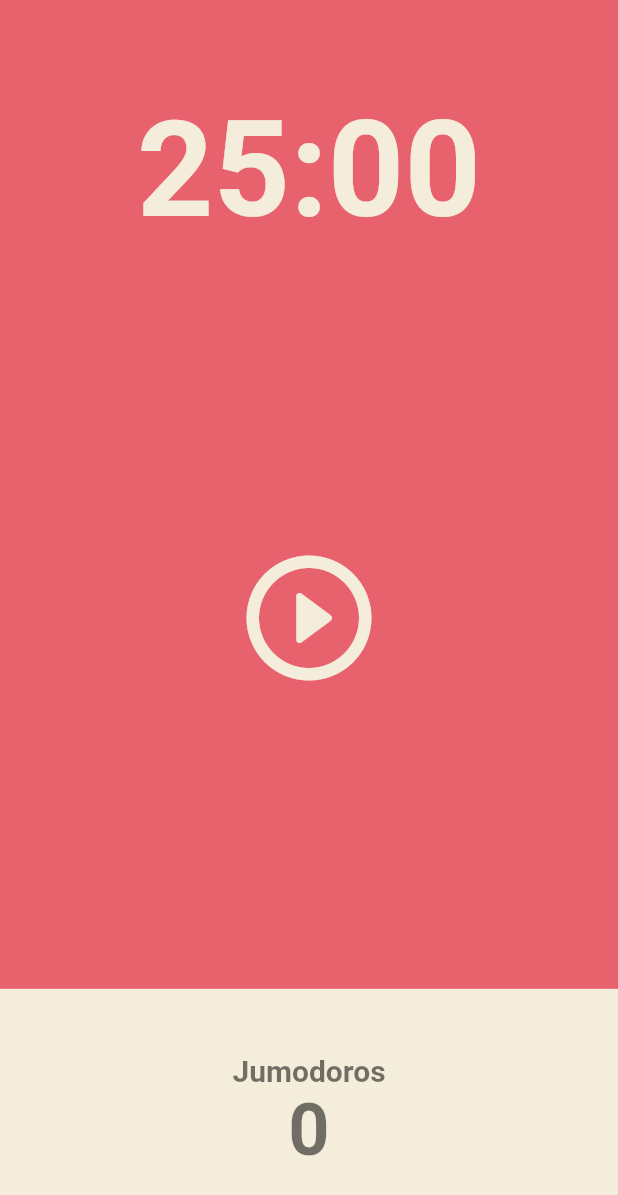
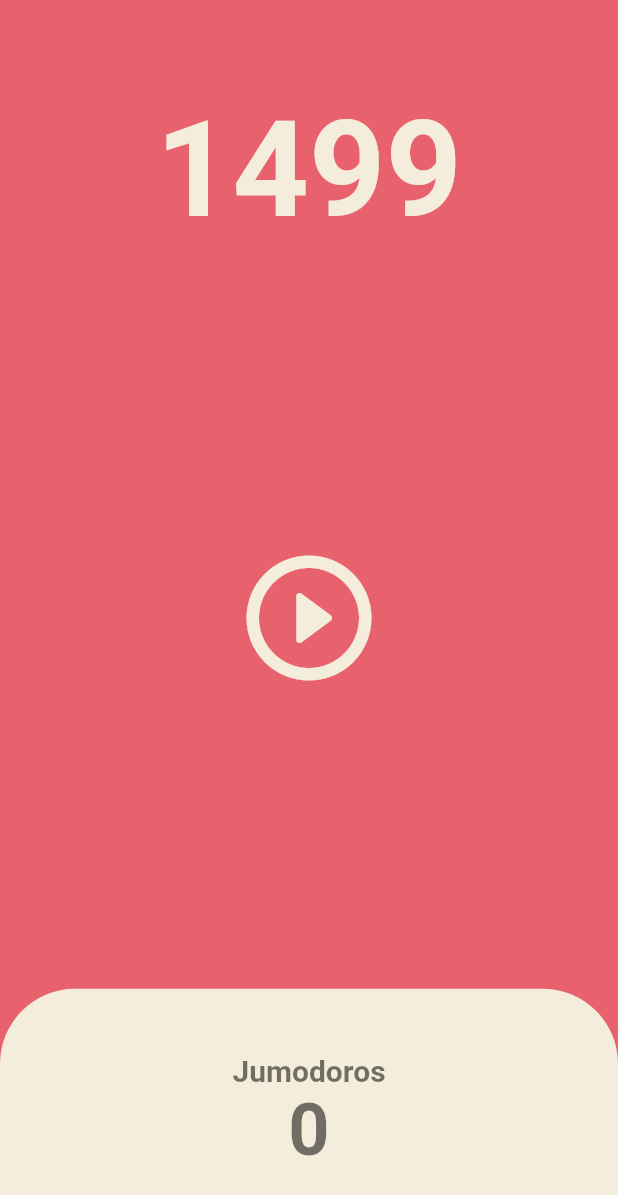
Before and after one commit to ezurno/flutter_state, a Flutter app: the screen it shows after launch, after a tap on the "play circle outline" icon, on a phone screen of 412 x 824 dp. Shown: the top 1195 px of the screen. Run offline on Flutter 3.47's test engine with Material 2 defaults, Android fonts, the phone set to English and light mode, and no system bars.

```diff
--- a/lib/screens/home_screen.dart
+++ b/lib/screens/home_screen.dart
@@ -1,3 +1,5 @@
+import 'dart:async';
+
 import 'package:flutter/material.dart';
 
 class HomeScreen extends StatefulWidget {
@@ -8,6 +10,28 @@ class HomeScreen extends StatefulWidget {
 }
 
 class _HomeScreenState extends State<HomeScreen> {
+  int totalSecond = 1500;
+  late Timer timer;
+  // 사용자가 버튼을 눌렀을 시에만 timer가 작동해야 하므로 late
+
+  void onTick(Timer timer) {
+    setState(() {
+      if (totalSecond != 0) {
+        totalSecond -= 1;
+      }
+    });
+  }
+
+  void onStated() {
+    /**
+     * periodic 함수는 특정 주기마다 함수를 싱행
+     */
+    timer = Timer.periodic(
+      const Duration(seconds: 1),
+      onTick,
+    );
+  }
+
   @override
   Widget build(BuildContext context) {
     return Scaffold(
@@ -22,7 +46,7 @@ class _HomeScreenState extends State<HomeScreen> {
               alignment: Alignment.bottomCenter,
               // alignment 는 child 가 시작할 align의 위치를 정해줌 (하단 중앙에 시작)
               child: Text(
-                "25:00",
+                "$totalSecond",
                 style: TextStyle(
                   color: Theme.of(context).cardColor,
                   fontSize: 89,
@@ -37,7 +61,7 @@ class _HomeScreenState extends State<HomeScreen> {
               child: IconButton(
                 color: Theme.of(context).cardColor,
                 iconSize: 100,
-                onPressed: () {},
+                onPressed: onStated,
                 icon: const Icon(
                   Icons.play_circle_outline_rounded,
                 ),
@@ -52,6 +76,11 @@ class _HomeScreenState extends State<HomeScreen> {
                   child: Container(
                     decoration: BoxDecoration(
                       color: Theme.of(context).cardColor,
+                      borderRadius: const BorderRadius.only(
+                        topLeft: Radius.circular(50),
+                        topRight: Radius.circular(50),
+                        // 테두리를 둥글게 해줌
+                      ),
                     ),
                     child: Column(
                       mainAxisAlignment: MainAxisAlignment.center,
```
